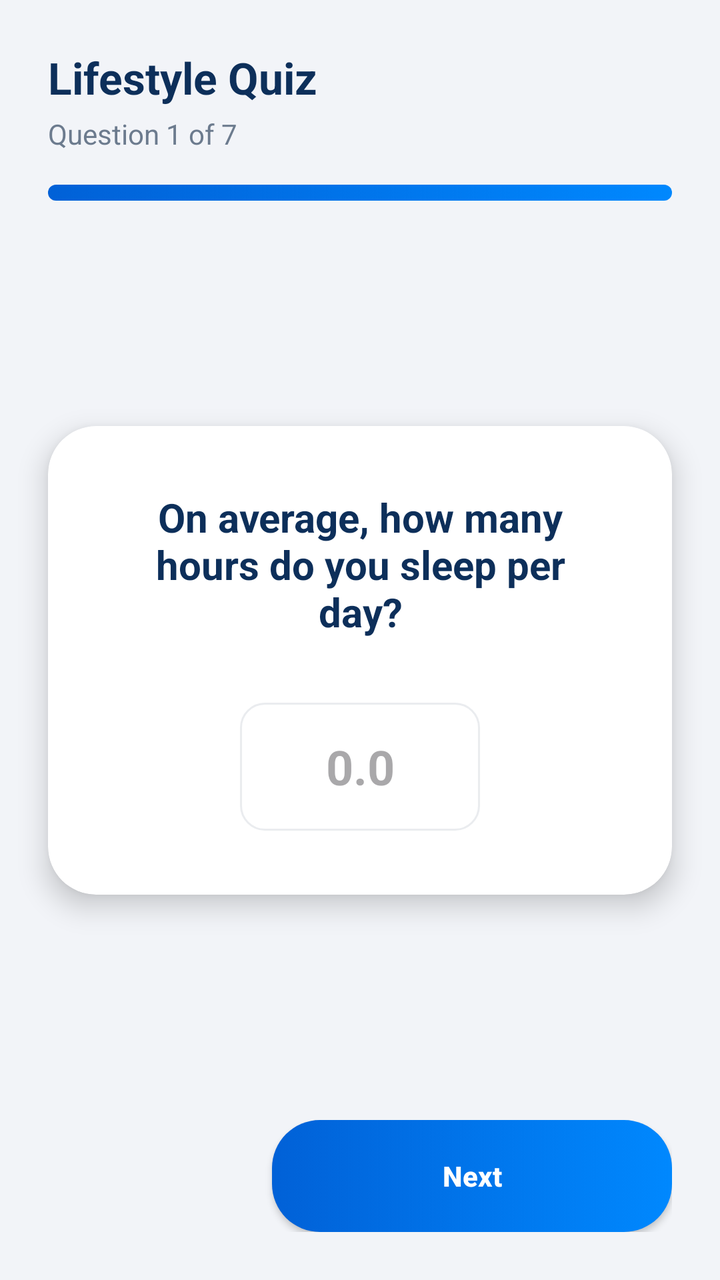
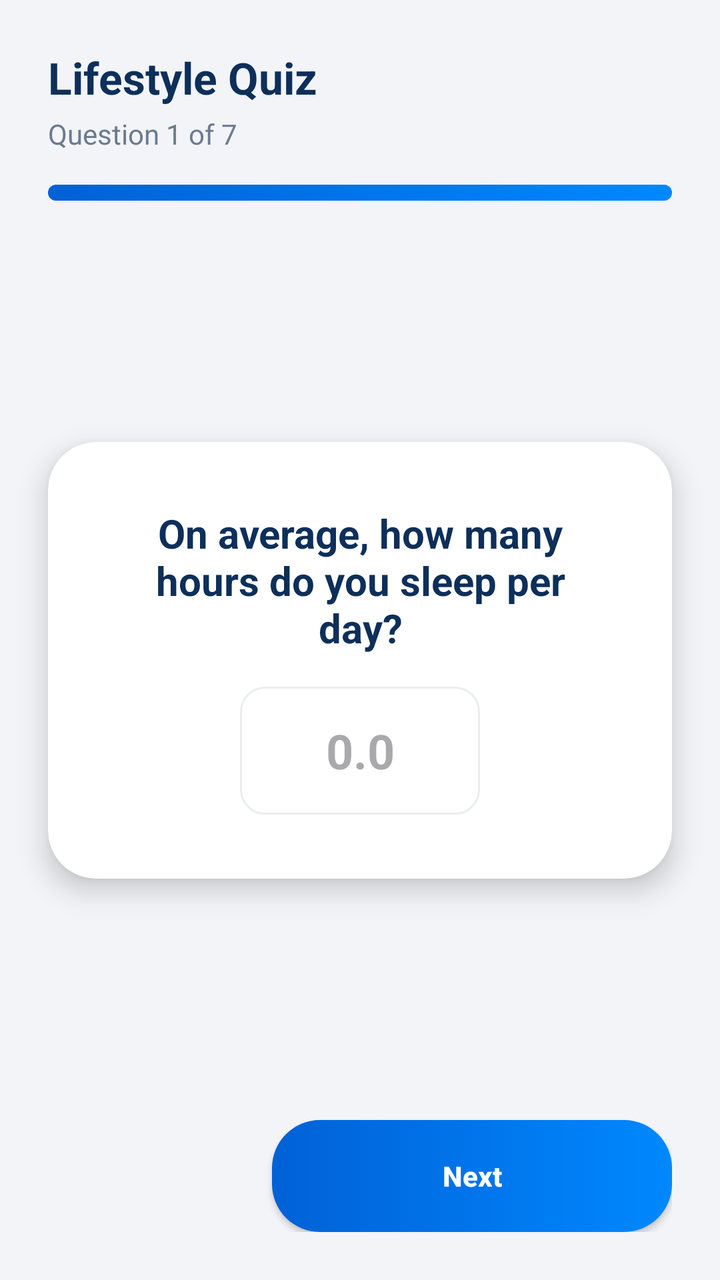

An Android layout rendered at two revisions. The XML below is the earlier revision; the diff shows what the commit changed to produce the second picture.
<!-- AndroidManifest.xml: application theme Theme.FinalYearProjectNew -->
<!-- res/layout/activity_quiz.xml -->
<?xml version="1.0" encoding="utf-8"?>
<androidx.constraintlayout.widget.ConstraintLayout xmlns:android="http://schemas.android.com/apk/res/android"
    xmlns:app="http://schemas.android.com/apk/res-auto"
    xmlns:tools="http://schemas.android.com/tools"
    android:layout_width="match_parent"
    android:layout_height="match_parent"
    android:background="@color/appBackground"
    tools:context=".QuizActivity">

    
    <LinearLayout
        android:id="@+id/quizHeader"
        android:layout_width="match_parent"
        android:layout_height="wrap_content"
        android:orientation="vertical"
        android:padding="24dp"
        app:layout_constraintTop_toTopOf="parent">

        <TextView
            android:layout_width="wrap_content"
            android:layout_height="wrap_content"
            android:text="Lifestyle Quiz"
            android:textColor="@color/colorPrimary"
            android:textSize="22sp"
            android:textStyle="bold" />

        <TextView
            android:id="@+id/tvQuestionCount"
            android:layout_width="wrap_content"
            android:layout_height="wrap_content"
            android:text="Question 1 of 7"
            android:textColor="@color/textColorSecondary"
            android:textSize="14sp"
            android:layout_marginTop="4dp"/>

        <ProgressBar
            android:id="@+id/quizProgress"
            style="?android:attr/progressBarStyleHorizontal"
            android:layout_width="match_parent"
            android:layout_height="8dp"
            android:layout_marginTop="16dp"
            android:max="7"
            android:progress="1"
            android:progressDrawable="@drawable/bg_gradient_button" />
    </LinearLayout>

    
    <androidx.cardview.widget.CardView
        android:id="@+id/cardQuestion"
        android:layout_width="match_parent"
        android:layout_height="wrap_content"
        android:layout_margin="24dp"
        app:cardCornerRadius="24dp"
        app:cardElevation="8dp"
        app:layout_constraintBottom_toTopOf="@id/llNavigation"
        app:layout_constraintTop_toBottomOf="@id/quizHeader">

        <LinearLayout
            android:layout_width="match_parent"
            android:layout_height="wrap_content"
            android:orientation="vertical"
            android:padding="32dp"
            android:gravity="center">

            <TextView
                android:id="@+id/tvQuestionText"
                android:layout_width="match_parent"
                android:layout_height="wrap_content"
                android:text="On average, how many hours do you sleep per day?"
                android:textColor="@color/textColorPrimary"
                android:textSize="20sp"
                android:textStyle="bold"
                android:gravity="center"
                android:layout_marginBottom="32dp"/>

            
            <EditText
                android:id="@+id/etQuizInput"
                android:layout_width="120dp"
                android:layout_height="64dp"
                android:background="@drawable/bg_rounded_input"
                android:gravity="center"
                android:inputType="numberDecimal"
                android:hint="0.0"
                android:textSize="24sp"
                android:textStyle="bold"
                android:visibility="visible"/>

            
            <LinearLayout
                android:id="@+id/llRatingContainer"
                android:layout_width="match_parent"
                android:layout_height="wrap_content"
                android:orientation="vertical"
                android:visibility="gone">

                <SeekBar
                    android:id="@+id/seekBarRating"
                    android:layout_width="match_parent"
                    android:layout_height="wrap_content"
                    android:max="4"
                    android:progress="2" />

                <LinearLayout
                    android:layout_width="match_parent"
                    android:layout_height="wrap_content"
                    android:orientation="horizontal"
                    android:layout_marginTop="8dp">
                    <TextView
                        android:layout_width="0dp"
                        android:layout_height="wrap_content"
                        android:layout_weight="1"
                        android:text="Very Low"
                        android:textSize="12sp"
                        android:textColor="@color/textColorSecondary"/>
                    <TextView
                        android:layout_width="0dp"
                        android:layout_height="wrap_content"
                        android:layout_weight="1"
                        android:text="Very High"
                        android:textSize="12sp"
                        android:textColor="@color/textColorSecondary"
                        android:gravity="end"/>
                </LinearLayout>
                
                <TextView
                    android:id="@+id/tvRatingValue"
                    android:layout_width="wrap_content"
                    android:layout_height="wrap_content"
                    android:layout_gravity="center"
                    android:layout_marginTop="16dp"
                    android:text="3"
                    android:textColor="@color/colorAccent"
                    android:textSize="32sp"
                    android:textStyle="bold"/>
            </LinearLayout>

        </LinearLayout>
    </androidx.cardview.widget.CardView>

    
    <LinearLayout
        android:id="@+id/llNavigation"
        android:layout_width="match_parent"
        android:layout_height="wrap_content"
        android:orientation="horizontal"
        android:padding="24dp"
        app:layout_constraintBottom_toBottomOf="parent">

        <androidx.appcompat.widget.AppCompatButton
            android:id="@+id/btnPrev"
            android:layout_width="0dp"
            android:layout_height="56dp"
            android:layout_weight="1"
            android:layout_marginEnd="12dp"
            android:background="@drawable/bg_outline_button"
            android:text="Back"
            android:textAllCaps="false"
            android:textColor="@color/colorPrimary"
            android:textStyle="bold"
            android:visibility="invisible"/>

        <androidx.appcompat.widget.AppCompatButton
            android:id="@+id/btnNext"
            android:layout_width="0dp"
            android:layout_height="56dp"
            android:layout_weight="2"
            android:background="@drawable/bg_gradient_button"
            android:text="Next"
            android:textAllCaps="false"
            android:textColor="@android:color/white"
            android:textStyle="bold" />

    </LinearLayout>

</androidx.constraintlayout.widget.ConstraintLayout>
<!-- resources referenced by this layout -->
<resources>
  <color name="appBackground">#F2F4F8</color>
  <color name="colorAccent">#057BFE</color>
  <color name="colorPrimary">#0D2F5A</color>
  <color name="textColorPrimary">#0D2F5A</color>
  <color name="textColorSecondary">#6C7B8E</color>
  <!-- drawable bg_gradient_button (drawable) -->
  <?xml version="1.0" encoding="utf-8"?>
  <selector xmlns:android="http://schemas.android.com/apk/res/android">
      <item>
          <shape android:shape="rectangle">
              <gradient
                  android:startColor="@color/buttonGradientStart"
                  android:endColor="@color/buttonGradientEnd"
                  android:angle="0" />
              <corners android:radius="24dp" />
          </shape>
      </item>
  </selector>
  <!-- drawable bg_outline_button (drawable) -->
  <?xml version="1.0" encoding="utf-8"?>
  <shape xmlns:android="http://schemas.android.com/apk/res/android"
      android:shape="rectangle">
      <solid android:color="@android:color/transparent" />
      <stroke android:width="2dp" android:color="@color/colorAccent" />
      <corners android:radius="24dp" />
  </shape>
  <!-- drawable bg_rounded_input (drawable) -->
  <?xml version="1.0" encoding="utf-8"?>
  <shape xmlns:android="http://schemas.android.com/apk/res/android"
      android:shape="rectangle">
      <solid android:color="@color/inputBackground" />
      <corners android:radius="12dp" />
      <stroke android:width="1dp" android:color="#EAECEF" />
  </shape>
  <style name="Theme.FinalYearProjectNew" parent="Base.Theme.FinalYearProjectNew" />
  <color name="buttonGradientStart">#0161D7</color>
  <color name="buttonGradientEnd">#0088FE</color>
  <color name="inputBackground">#FFFFFF</color>
  <style name="Base.Theme.FinalYearProjectNew" parent="Theme.Material3.DayNight.NoActionBar">
          
          
      </style>
</resources>

<!-- the commit's change to res/layout/activity_quiz.xml (unified diff, before → after) -->
@@ -71,7 +71,18 @@
                 android:textSize="20sp"
                 android:textStyle="bold"
                 android:gravity="center"
-                android:layout_marginBottom="32dp"/>
+                android:layout_marginBottom="16dp"/>
+
+            <TextView
+                android:id="@+id/tvQuestionContext"
+                android:layout_width="match_parent"
+                android:layout_height="wrap_content"
+                android:text="Context goes here."
+                android:textColor="@color/textColorSecondary"
+                android:textSize="14sp"
+                android:gravity="center"
+                android:visibility="gone"
+                android:layout_marginBottom="24dp"/>
 
             
             <EditText
@@ -107,17 +118,19 @@
                     android:orientation="horizontal"
                     android:layout_marginTop="8dp">
                     <TextView
+                        android:id="@+id/tvLabelStart"
                         android:layout_width="0dp"
                         android:layout_height="wrap_content"
                         android:layout_weight="1"
-                        android:text="Very Low"
+                        android:text="Never"
                         android:textSize="12sp"
                         android:textColor="@color/textColorSecondary"/>
                     <TextView
+                        android:id="@+id/tvLabelEnd"
                         android:layout_width="0dp"
                         android:layout_height="wrap_content"
                         android:layout_weight="1"
-                        android:text="Very High"
+                        android:text="Very Often"
                         android:textSize="12sp"
                         android:textColor="@color/textColorSecondary"
                         android:gravity="end"/>
